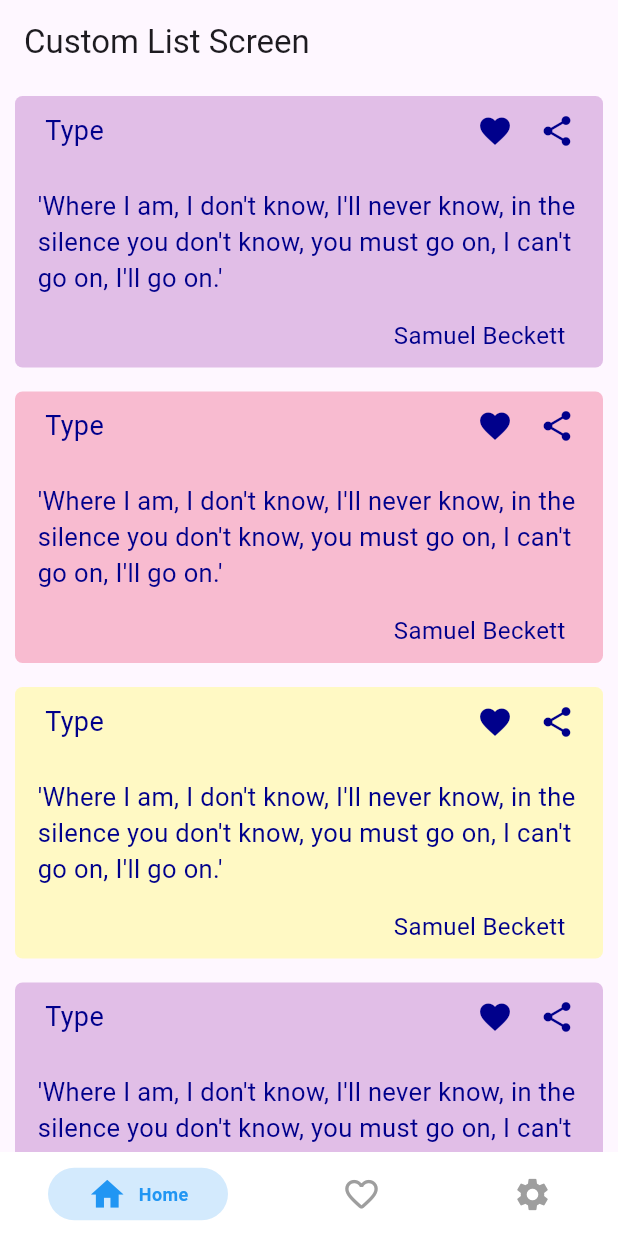
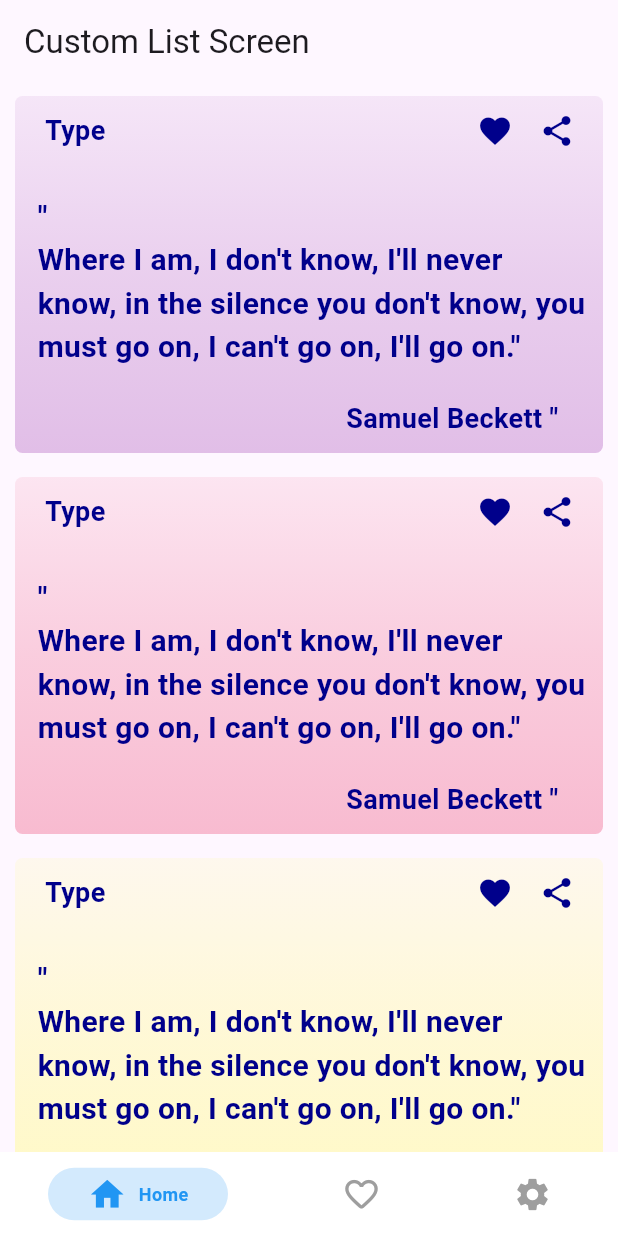
Before and after one commit to hanhmh1203/quotes_mobile, a Flutter app: the screen it shows after launch, on a phone screen of 412 x 824 dp. Run offline on Flutter 3.47's test engine with Material 3 defaults, Android fonts, the phone set to English and light mode, and no system bars; drawn by our look-alikes of persistent_bottom_nav_bar; our stand-ins replace get, isar; accounts and stored records are empty; generated files the repository leaves out were written again.

Commit message:
fix UI HomeScreen

```diff
--- a/lib/ui/home_screen_demo/list_item.dart
+++ b/lib/ui/home_screen_demo/list_item.dart
@@ -9,7 +9,15 @@ class ListItem extends StatelessWidget {
   Widget build(BuildContext context) {
     return Container(
       decoration: BoxDecoration(
-        color: color,
+        gradient: LinearGradient(
+          colors: [
+            color.withOpacity(0.3),
+            color.withOpacity(0.7),
+            color.withOpacity(1),
+          ],
+          begin: Alignment.topCenter,
+          end: Alignment.bottomCenter,
+        ),
         borderRadius: BorderRadius.circular(5),
       ),
       margin: const EdgeInsets.symmetric(vertical: 8, horizontal: 10),
@@ -25,7 +33,7 @@ class ListItem extends StatelessWidget {
                   padding: EdgeInsets.only(left: 10),
                   child: Text(
                     'Type ',
-                    style: TextStyle(fontSize: 18, color: Color(0xff00008b)),
+                    style: TextStyle(fontSize: 18, color: Color(0xff00008b),fontWeight: FontWeight.bold),
                   ),
                 ),
               ),
@@ -41,20 +49,20 @@ class ListItem extends StatelessWidget {
               ),
             ],
           ),
-          SizedBox(height: 25),
+          SizedBox(height: 30),
           Padding(
             padding: EdgeInsets.only(left: 5),
             child: Text(
-                "'Where I am, I don't know, I'll never know, in the silence you don't know, you must go on, I can't go on, I'll go on.'",
-                style: TextStyle(fontSize: 17, color: Color(0xff00008b))),
+                '"\nWhere I am, I don\'t know, I\'ll never know, in the silence you don\'t know, you must go on, I can\'t go on, I\'ll go on."',
+                style: TextStyle(fontSize: 20, color: Color(0xff00008b),fontWeight: FontWeight.bold)),
           ),
-          SizedBox(height: 15),
+          SizedBox(height: 20),
           Align(
             alignment: Alignment.centerRight,
             child: Padding(
               padding: EdgeInsets.only(right: 15),
-              child: Text('Samuel Beckett',
-                  style: TextStyle(fontSize: 16, color: Color(0xff00008b))),
+              child: Text('Samuel Beckett " ',
+                  style: TextStyle(fontSize: 18, color: Color(0xff00008b),fontWeight: FontWeight.bold )),
             ),
           ),
         ],
```
